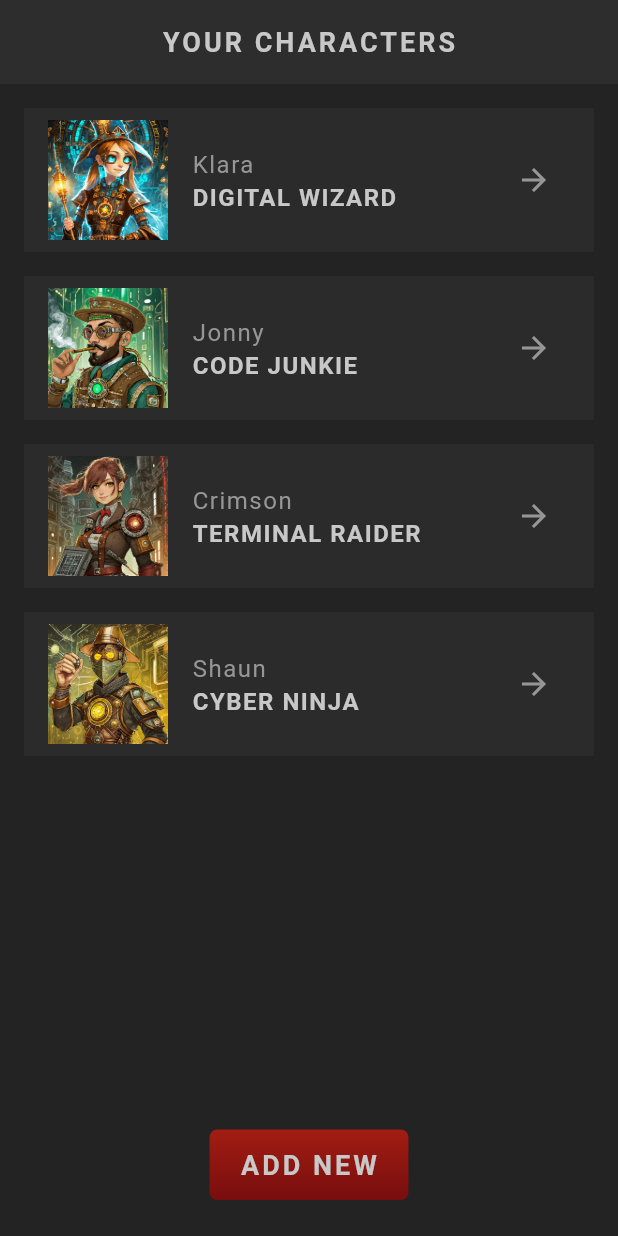
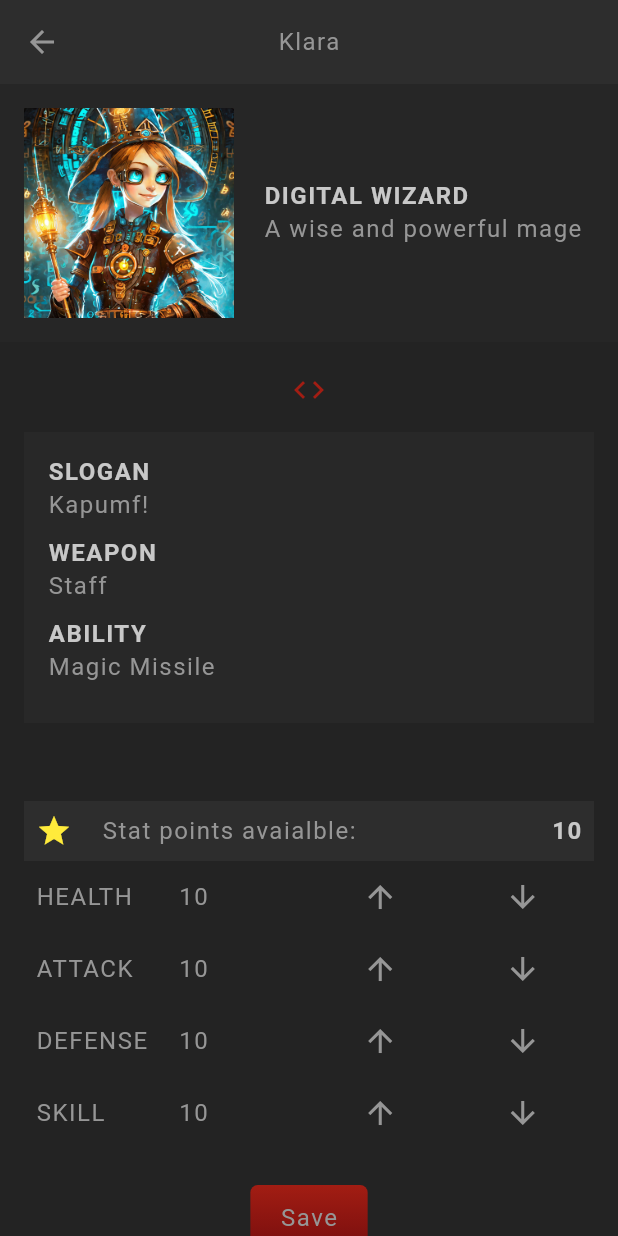
Before and after one commit to ianfrye0818/flutter_character_app, a Flutter app: the screen it shows after launch, after a tap on the "arrow forward" icon, on a phone screen of 412 x 824 dp. Run offline on Flutter 3.47's test engine with Material 3 defaults, Android fonts, the phone set to English and light mode, and no system bars; our stand-ins replace google_fonts; Roboto replaces fonts that are missing (Kanit).

Commit message:
working on character stats table

```diff
--- a/lib/components/character_card.dart
+++ b/lib/components/character_card.dart
@@ -1,6 +1,7 @@
 import 'package:flutter/material.dart';
 import 'package:flutter_masterclass_advanced_app/components/my_text.dart';
 import 'package:flutter_masterclass_advanced_app/models/character_model.dart';
+import 'package:flutter_masterclass_advanced_app/screens/profile_screen.dart';
 import 'package:flutter_masterclass_advanced_app/themes/theme_colors.dart';
 
 class CharacterCard extends StatelessWidget {
@@ -32,8 +33,16 @@ class CharacterCard extends StatelessWidget {
               ],
             ),
             IconButton(
-                onPressed: () {},
-                icon: Icon(Icons.arrow_forward, color: AppColors.textColor))
+              onPressed: () {
+                Navigator.push(
+                  context,
+                  MaterialPageRoute(
+                    builder: (context) => ProfileScreen(character: character),
+                  ),
+                );
+              },
+              icon: Icon(Icons.arrow_forward, color: AppColors.textColor),
+            ),
           ],
         ),
       ),
--- /dev/null
+++ b/lib/components/character_stats_table.dart
@@ -0,0 +1,87 @@
+import 'package:flutter/cupertino.dart';
+import 'package:flutter/material.dart';
+import 'package:flutter/widgets.dart';
+import 'package:flutter_masterclass_advanced_app/components/my_text.dart';
+import 'package:flutter_masterclass_advanced_app/models/character_model.dart';
+import 'package:flutter_masterclass_advanced_app/themes/theme_colors.dart';
+
+class CharacterStatsTable extends StatefulWidget {
+  final Character character;
+  const CharacterStatsTable(this.character, {super.key});
+
+  @override
+  State<CharacterStatsTable> createState() => _CharacterStatsTableState();
+}
+
+class _CharacterStatsTableState extends State<CharacterStatsTable> {
+  @override
+  Widget build(BuildContext context) {
+    return Padding(
+      padding: const EdgeInsets.all(16),
+      child: Column(children: [
+        // available points
+        Container(
+          color: AppColors.secondaryColor,
+          padding: const EdgeInsets.all(8),
+          child: Row(
+            children: [
+              Icon(Icons.star,
+                  color: widget.character.points > 0
+                      ? Colors.yellow
+                      : Colors.grey),
+              const SizedBox(width: 20),
+              const MyBodyText('Stat points avaialble:'),
+              const Expanded(child: SizedBox(width: 20)),
+              MyHeadLineText(widget.character.points.toString()),
+            ],
+          ),
+        ),
+        // stats table
+
+        Table(
+          children: widget.character.statsAsList.map((stat) {
+            return TableRow(
+              children: [
+                //stat title
+                TableCell(
+                  verticalAlignment: TableCellVerticalAlignment.middle,
+                  child: Padding(
+                    padding: const EdgeInsets.all(8.0),
+                    child: MyBodyText(stat['title']!.toUpperCase()),
+                  ),
+                ),
+
+                //stat value
+                TableCell(
+                  verticalAlignment: TableCellVerticalAlignment.middle,
+                  child: Padding(
+                    padding: const EdgeInsets.all(8.0),
+                    child: MyBodyText(stat['value']!),
+                  ),
+                ),
+                //icon to increaset stats
+                TableCell(
+                  verticalAlignment: TableCellVerticalAlignment.middle,
+                  child: IconButton(
+                    onPressed: () {},
+                    icon: Icon(Icons.arrow_upward, color: AppColors.textColor),
+                  ),
+                ),
+
+                //icon to decrease stat
+                TableCell(
+                  verticalAlignment: TableCellVerticalAlignment.middle,
+                  child: IconButton(
+                    onPressed: () {},
+                    icon:
+                        Icon(Icons.arrow_downward, color: AppColors.textColor),
+                  ),
+                ),
+              ],
+            );
+          }).toList(),
+        )
+      ]),
+    );
+  }
+}
--- a/lib/main.dart
+++ b/lib/main.dart
@@ -1,4 +1,6 @@
+import 'package:flutter/cupertino.dart';
 import 'package:flutter/material.dart';
+import 'package:flutter_masterclass_advanced_app/screens/create_character_screen.dart';
 import 'package:flutter_masterclass_advanced_app/themes/theme.dart';
 import 'package:flutter_masterclass_advanced_app/screens/home_screen.dart';
 
--- a/lib/screens/create_character_screen.dart
+++ b/lib/screens/create_character_screen.dart
@@ -1,4 +1,3 @@
-import 'package:flutter/foundation.dart';
 import 'package:flutter/material.dart';
 import 'package:flutter_masterclass_advanced_app/components/my_gradient_button.dart';
 import 'package:flutter_masterclass_advanced_app/components/my_text.dart';
@@ -25,26 +24,40 @@ class _CreateCharacterScreenState extends State<CreateCharacterScreen> {
 
   void createCharacter() {
     try {
+      //throw error if fields are empty
+
       if (_characterNameController.text.trim().isEmpty ||
           _characterSloganController.text.trim().isEmpty) {
-        throw "Cannot Add Empty Fields";
+        throw "Character Name and Slogan fields cannot be empty";
       }
 
+      //create character
       final newCharacter = Character(
           name: _characterNameController.text,
           slogan: _characterSloganController.text,
           vocation: selectedVocation,
           id: const Uuid().v4());
 
+      //add character to character list
       widget.addCharacter(newCharacter);
 
+      //clear text fields
       _characterNameController.clear();
       _characterSloganController.clear();
+
+      //pop back to home page
       Navigator.pop(context);
     } catch (error) {
-      if (kDebugMode) {
-        print(error);
-      }
+      //show snackbar with errors
+      ScaffoldMessenger.of(context).showSnackBar(
+        SnackBar(
+          showCloseIcon: true,
+          behavior: SnackBarBehavior.floating,
+          backgroundColor: Colors.red[800],
+          duration: const Duration(seconds: 2),
+          content: Text(error.toString()),
+        ),
+      );
     }
   }
 
@@ -121,6 +134,7 @@ class _CreateCharacterScreenState extends State<CreateCharacterScreen> {
               const TitleCard(
                   title: "Good Luck", text: 'And enjoy the journey...'),
 
+              //create button
               MyGradientButton(
                 onPressed: createCharacter,
                 child: const MyTitleText('Create'),
--- /dev/null
+++ b/lib/screens/profile_screen.dart
@@ -0,0 +1,96 @@
+import 'package:flutter/material.dart';
+import 'package:flutter/widgets.dart';
+import 'package:flutter_masterclass_advanced_app/components/character_stats_table.dart';
+import 'package:flutter_masterclass_advanced_app/components/my_gradient_button.dart';
+import 'package:flutter_masterclass_advanced_app/components/my_text.dart';
+import 'package:flutter_masterclass_advanced_app/models/character_model.dart';
+import 'package:flutter_masterclass_advanced_app/themes/theme_colors.dart';
+
+class ProfileScreen extends StatelessWidget {
+  final Character character;
+  const ProfileScreen({super.key, required this.character});
+
+  @override
+  Widget build(BuildContext context) {
+    return Scaffold(
+      appBar: AppBar(
+        //TODO: Replace this name
+        title: MyBodyText(character.name),
+      ),
+      body: SingleChildScrollView(
+        child: Column(
+          crossAxisAlignment: CrossAxisAlignment.center,
+          children: [
+            //basic info - image, vocation, description
+            Container(
+              padding: const EdgeInsets.all(16),
+              color: AppColors.secondaryColor.withOpacity(0.3),
+              child: Row(children: [
+                Image.asset('assets/img/vocations/${character.vocation.image}',
+                    width: 140, height: 140),
+                const SizedBox(
+                  width: 20,
+                ),
+                Expanded(
+                  child: Column(
+                    crossAxisAlignment: CrossAxisAlignment.start,
+                    children: [
+                      MyHeadLineText(character.vocation.title),
+                      MyBodyText(character.vocation.description),
+                    ],
+                  ),
+                ),
+              ]),
+            ),
+            const SizedBox(height: 20),
+            Center(
+              child: Icon(Icons.code, color: AppColors.primaryColor),
+            ),
+            //weapon and ability
+            Padding(
+              padding: const EdgeInsets.all(16),
+              child: Container(
+                padding: const EdgeInsets.all(16),
+                width: double.infinity,
+                color: AppColors.secondaryColor.withOpacity(0.5),
+                child: Column(
+                  crossAxisAlignment: CrossAxisAlignment.start,
+                  children: [
+                    //slogan
+                    const MyHeadLineText('Slogan'),
+                    MyBodyText(character.slogan),
+                    const SizedBox(height: 10),
+                    //weapont
+                    const MyHeadLineText('Weapon'),
+                    MyBodyText(character.vocation.weapon),
+                    const SizedBox(height: 10),
+                    //ability
+                    const MyHeadLineText('Ability'),
+                    MyBodyText(character.vocation.ability),
+                    const SizedBox(height: 10),
+                  ],
+                ),
+              ),
+            ),
+            const SizedBox(height: 20),
+
+            //stats and skills
+            Container(
+              alignment: Alignment.center,
+              child: Column(
+                children: [
+                  CharacterStatsTable(character),
+                ],
+              ),
+            ),
+            //save button
+            MyGradientButton(
+              onPressed: () {},
+              child: const MyBodyText('Save'),
+            ),
+          ],
+        ),
+      ),
+    );
+  }
+}
```
Also changed, not shown: lib/screens/home_screen.dart (+11 -8 lines).
